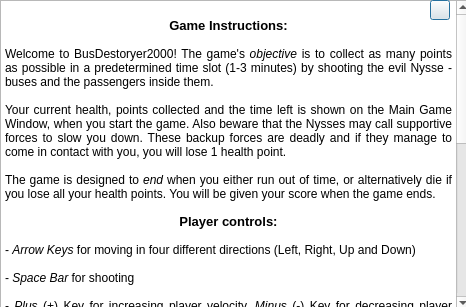
Qt form Game/helpdialog.ui (miikka0000/BusDestroyer2000-Game-with-Qt) before a commit.
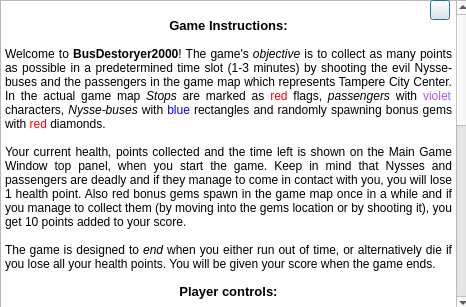
The same form after that commit. Icons and pictures are not drawn.

Commit message: refaktorintia ja peliaika asetettu default 2min. lisäksi healthpointsit default alustus 50:n.

```diff
--- a/Game/helpdialog.ui
+++ b/Game/helpdialog.ui
@@ -53,9 +53,9 @@
 &lt;p align=&quot;center&quot; style=&quot; margin-top:0px; margin-bottom:0px; margin-left:0px; margin-right:0px; -qt-block-indent:0; text-indent:0px;&quot;&gt;		&lt;/p&gt;
 &lt;p align=&quot;center&quot; style=&quot; margin-top:0px; margin-bottom:0px; margin-left:0px; margin-right:0px; -qt-block-indent:0; text-indent:0px;&quot;&gt;&lt;span style=&quot; font-size:10pt; font-weight:600;&quot;&gt;Game Instructions:&lt;/span&gt;&lt;/p&gt;
 &lt;p style=&quot;-qt-paragraph-type:empty; margin-top:0px; margin-bottom:0px; margin-left:0px; margin-right:0px; -qt-block-indent:0; text-indent:0px; font-size:9pt; font-weight:600;&quot;&gt;&lt;br /&gt;&lt;/p&gt;
-&lt;p align=&quot;justify&quot; style=&quot; margin-top:0px; margin-bottom:0px; margin-left:0px; margin-right:0px; -qt-block-indent:0; text-indent:0px;&quot;&gt;&lt;span style=&quot; font-size:9pt;&quot;&gt;Welcome to BusDestoryer2000! The game's &lt;/span&gt;&lt;span style=&quot; font-size:9pt; font-style:italic;&quot;&gt;objective&lt;/span&gt;&lt;span style=&quot; font-size:9pt;&quot;&gt; is to collect as many points as possible in a predetermined time slot (1-3 minutes) by shooting the evil Nysse -buses and the passengers inside them. &lt;/span&gt;&lt;/p&gt;
+&lt;p align=&quot;justify&quot; style=&quot; margin-top:0px; margin-bottom:0px; margin-left:0px; margin-right:0px; -qt-block-indent:0; text-indent:0px;&quot;&gt;&lt;span style=&quot; font-size:9pt;&quot;&gt;Welcome to &lt;/span&gt;&lt;span style=&quot; font-size:9pt; font-weight:600;&quot;&gt;BusDestoryer2000&lt;/span&gt;&lt;span style=&quot; font-size:9pt;&quot;&gt;! The game's &lt;/span&gt;&lt;span style=&quot; font-size:9pt; font-style:italic;&quot;&gt;objective&lt;/span&gt;&lt;span style=&quot; font-size:9pt;&quot;&gt; is to collect as many points as possible in a predetermined time slot (1-3 minutes) by shooting the evil Nysse-buses and the passengers in the game map which represents Tampere City Center. In the actual game map &lt;/span&gt;&lt;span style=&quot; font-size:9pt; font-style:italic;&quot;&gt;Stops &lt;/span&gt;&lt;span style=&quot; font-size:9pt;&quot;&gt;are marked as &lt;/span&gt;&lt;span style=&quot; font-size:9pt; color:#ff0000;&quot;&gt;red &lt;/span&gt;&lt;span style=&quot; font-size:9pt; color:#000000;&quot;&gt;flags, &lt;/span&gt;&lt;span style=&quot; font-size:9pt; font-style:italic; color:#000000;&quot;&gt;passengers&lt;/span&gt;&lt;span style=&quot; font-size:9pt; color:#000000;&quot;&gt; with &lt;/span&gt;&lt;span style=&quot; font-size:9pt; color:#aa55ff;&quot;&gt;violet &lt;/span&gt;&lt;span style=&quot; font-size:9pt; color:#000000;&quot;&gt;characters, &lt;/span&gt;&lt;span style=&quot; font-size:9pt; font-style:italic; color:#000000;&quot;&gt;Nysse-buses&lt;/span&gt;&lt;span style=&quot; font-size:9pt; color:#000000;&quot;&gt; with &lt;/span&gt;&lt;span style=&quot; font-size:9pt; color:#0000ff;&quot;&gt;blue &lt;/span&gt;&lt;span style=&quot; font-size:9pt; color:#000000;&quot;&gt;rectangles and randomly spawning bonus gems with &lt;/span&gt;&lt;span style=&quot; font-size:9pt; color:#ff0000;&quot;&gt;red &lt;/span&gt;&lt;span style=&quot; font-size:9pt; color:#000000;&quot;&gt;diamonds.&lt;/span&gt;&lt;/p&gt;
 &lt;p align=&quot;justify&quot; style=&quot;-qt-paragraph-type:empty; margin-top:0px; margin-bottom:0px; margin-left:0px; margin-right:0px; -qt-block-indent:0; text-indent:0px; font-size:9pt;&quot;&gt;&lt;br /&gt;&lt;/p&gt;
-&lt;p align=&quot;justify&quot; style=&quot; margin-top:0px; margin-bottom:0px; margin-left:0px; margin-right:0px; -qt-block-indent:0; text-indent:0px;&quot;&gt;&lt;span style=&quot; font-size:9pt;&quot;&gt;Your current health, points collected and the time left is shown on the Main Game Window, when you start the game. Also beware that the Nysses may call supportive forces to slow you down. These backup forces are deadly and if they manage to come in contact with you, you will lose 1 health point.&lt;/span&gt;&lt;/p&gt;
+&lt;p align=&quot;justify&quot; style=&quot; margin-top:0px; margin-bottom:0px; margin-left:0px; margin-right:0px; -qt-block-indent:0; text-indent:0px;&quot;&gt;&lt;span style=&quot; font-size:9pt;&quot;&gt;Your current health, points collected and the time left is shown on the Main Game Window top panel, when you start the game. Keep in mind that Nysses and passengers are deadly and if they manage to come in contact with you, you will lose 1 health point. Also red bonus gems spawn in the game map once in a while and if you manage to collect them (by moving into the gems location or by shooting it), you get 10 points added to your score. &lt;/span&gt;&lt;/p&gt;
 &lt;p align=&quot;justify&quot; style=&quot; margin-top:0px; margin-bottom:0px; margin-left:0px; margin-right:0px; -qt-block-indent:0; text-indent:0px;&quot;&gt;&lt;span style=&quot; font-size:9pt;&quot;&gt; &lt;/span&gt;&lt;/p&gt;
 &lt;p align=&quot;justify&quot; style=&quot; margin-top:0px; margin-bottom:0px; margin-left:0px; margin-right:0px; -qt-block-indent:0; text-indent:0px;&quot;&gt;&lt;span style=&quot; font-size:9pt;&quot;&gt;The game is designed to &lt;/span&gt;&lt;span style=&quot; font-size:9pt; font-style:italic;&quot;&gt;end&lt;/span&gt;&lt;span style=&quot; font-size:9pt;&quot;&gt; when you either run out of time, or alternatively die if you lose all your health points. You will be given your score when the game ends.&lt;/span&gt;&lt;/p&gt;
 &lt;p align=&quot;center&quot; style=&quot;-qt-paragraph-type:empty; margin-top:0px; margin-bottom:0px; margin-left:0px; margin-right:0px; -qt-block-indent:0; text-indent:0px;&quot;&gt;&lt;br /&gt;&lt;/p&gt;
@@ -79,7 +79,7 @@
 &lt;p align=&quot;center&quot; style=&quot; margin-top:0px; margin-bottom:0px; margin-left:0px; margin-right:0px; -qt-block-indent:0; text-indent:0px;&quot;&gt;	&lt;/p&gt;
 &lt;p align=&quot;justify&quot; style=&quot; margin-top:0px; margin-bottom:0px; margin-left:0px; margin-right:0px; -qt-block-indent:0; text-indent:0px;&quot;&gt;&lt;span style=&quot; font-size:9pt;&quot;&gt;Player has the opportunity to set the shooting sound effects on by checking the &amp;quot;MUSICS ON / OFF&amp;quot; checkbox in the &lt;/span&gt;&lt;span style=&quot; font-size:9pt; font-style:italic;&quot;&gt;Settings&lt;/span&gt;&lt;span style=&quot; font-size:9pt;&quot;&gt;. Beware that the sound effects will propably cause some considerable latency on the gameplay and therefore the sound effects are disabled as a default. All the different projectile types have an unique sound effect.&lt;/span&gt;&lt;/p&gt;
 &lt;p align=&quot;justify&quot; style=&quot;-qt-paragraph-type:empty; margin-top:0px; margin-bottom:0px; margin-left:0px; margin-right:0px; -qt-block-indent:0; text-indent:0px; font-size:9pt;&quot;&gt;&lt;br /&gt;&lt;/p&gt;
-&lt;p align=&quot;justify&quot; style=&quot; margin-top:0px; margin-bottom:0px; margin-left:0px; margin-right:0px; -qt-block-indent:0; text-indent:0px;&quot;&gt;&lt;span style=&quot; font-size:9pt;&quot;&gt;In the &lt;/span&gt;&lt;span style=&quot; font-size:9pt; font-style:italic;&quot;&gt;Settings &lt;/span&gt;&lt;span style=&quot; font-size:9pt;&quot;&gt;you can also change the Game duration (1 to 3 minutes). The default game timer is set to 1 minute if you don't make any changes.&lt;/span&gt;&lt;/p&gt;&lt;/body&gt;&lt;/html&gt;</string>
+&lt;p align=&quot;justify&quot; style=&quot; margin-top:0px; margin-bottom:0px; margin-left:0px; margin-right:0px; -qt-block-indent:0; text-indent:0px;&quot;&gt;&lt;span style=&quot; font-size:9pt;&quot;&gt;In the &lt;/span&gt;&lt;span style=&quot; font-size:9pt; font-style:italic;&quot;&gt;Settings &lt;/span&gt;&lt;span style=&quot; font-size:9pt;&quot;&gt;you can also change the Game duration (1 to 3 minutes). The default game timer is set to 2 minute if you don't make any changes. Remember to press &lt;/span&gt;&lt;span style=&quot; font-size:9pt; font-style:italic;&quot;&gt;Save &lt;/span&gt;&lt;span style=&quot; font-size:9pt;&quot;&gt;button in the settings dialog if you wish to save your options since otherwise your sound effects and game duration are set to the default values automatically (disabled and 2 minutes).&lt;/span&gt;&lt;/p&gt;&lt;/body&gt;&lt;/html&gt;</string>
    </property>
   </widget>
   <zorder>helpTextBrowser</zorder>
```
The commit also changes 4 other files.
